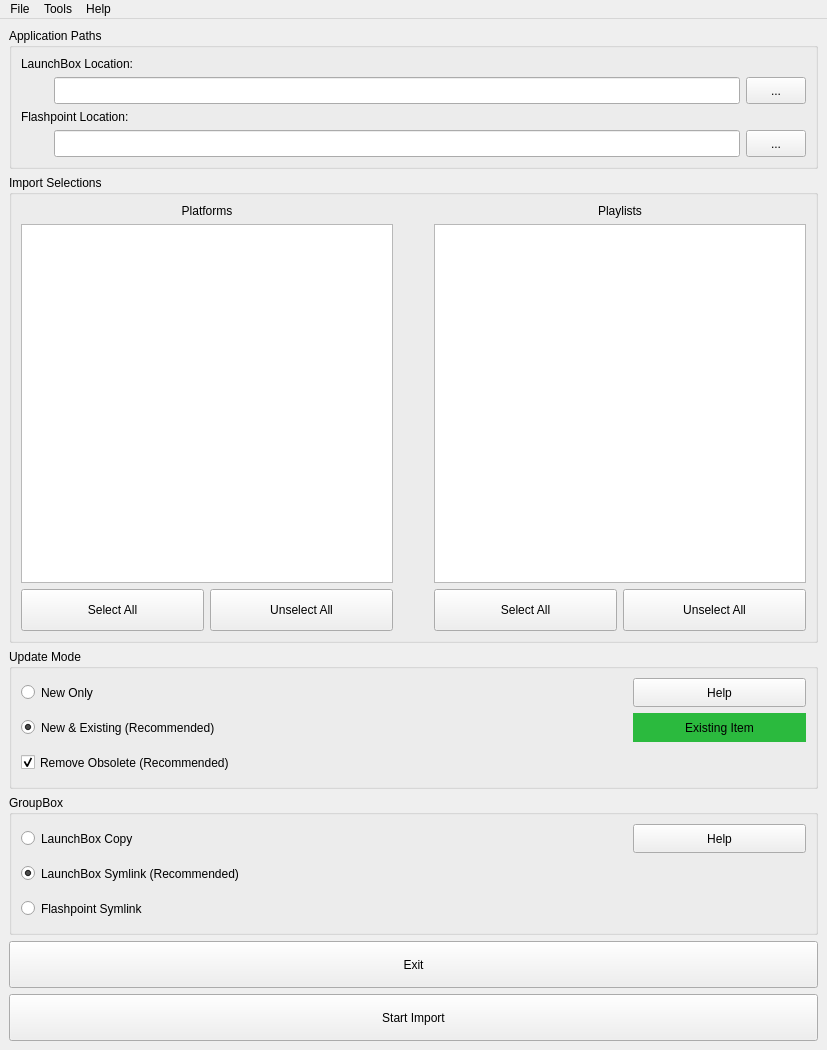
This is res/mainwindow.ui in oblivioncth/FIL as Qt 5 draws it before an edit. The edited form follows.
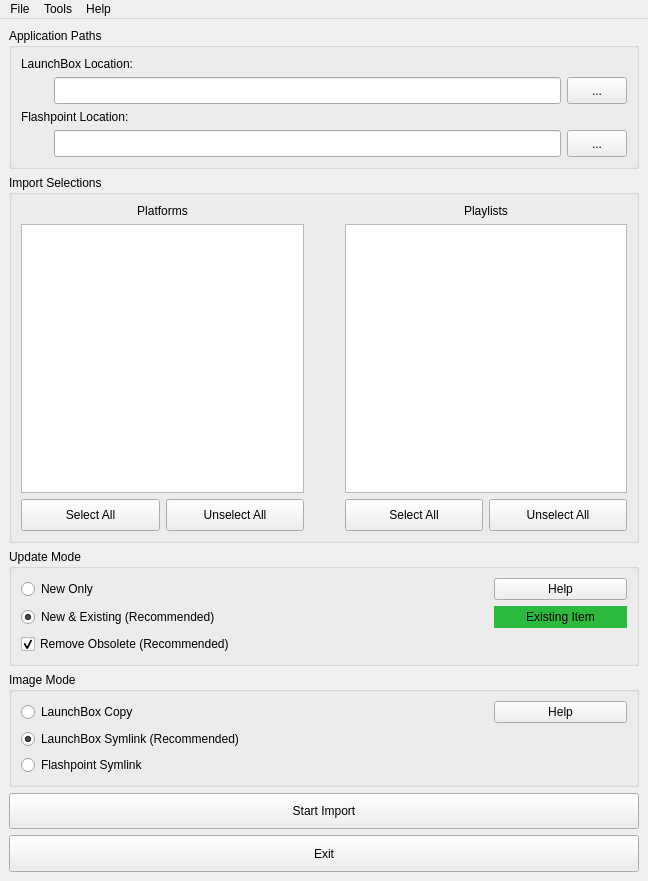
This is the edited form. Icons and pictures are not drawn.

Diff of the .ui file:
```diff
--- a/res/mainwindow.ui
+++ b/res/mainwindow.ui
@@ -6,8 +6,8 @@
    <rect>
     <x>0</x>
     <y>0</y>
-    <width>827</width>
-    <height>1050</height>
+    <width>648</width>
+    <height>881</height>
    </rect>
   </property>
   <property name="windowTitle">
@@ -700,7 +700,7 @@
        </sizepolicy>
       </property>
       <property name="title">
-       <string>GroupBox</string>
+       <string>Image Mode</string>
       </property>
       <layout class="QGridLayout" name="gridLayout_5" rowstretch="1,1,1" columnstretch="6,1,2">
        <item row="0" column="0">
@@ -790,19 +790,6 @@
       </layout>
      </widget>
     </item>
-    <item>
-     <widget class="QPushButton" name="pushButton_exit">
-      <property name="sizePolicy">
-       <sizepolicy hsizetype="Minimum" vsizetype="MinimumExpanding">
-        <horstretch>0</horstretch>
-        <verstretch>1</verstretch>
-       </sizepolicy>
-      </property>
-      <property name="text">
-       <string>Exit</string>
-      </property>
-     </widget>
-    </item>
     <item>
      <widget class="QPushButton" name="pushButton_startImport">
       <property name="sizePolicy">
@@ -816,6 +803,19 @@
       </property>
      </widget>
     </item>
+    <item>
+     <widget class="QPushButton" name="pushButton_exit">
+      <property name="sizePolicy">
+       <sizepolicy hsizetype="Minimum" vsizetype="MinimumExpanding">
+        <horstretch>0</horstretch>
+        <verstretch>1</verstretch>
+       </sizepolicy>
+      </property>
+      <property name="text">
+       <string>Exit</string>
+      </property>
+     </widget>
+    </item>
    </layout>
   </widget>
   <widget class="QMenuBar" name="menubar">
@@ -823,7 +823,7 @@
     <rect>
      <x>0</x>
      <y>0</y>
-     <width>827</width>
+     <width>648</width>
      <height>20</height>
     </rect>
    </property>
```
Left out of the diff: 15 changed lines with no effect on the pictures.
